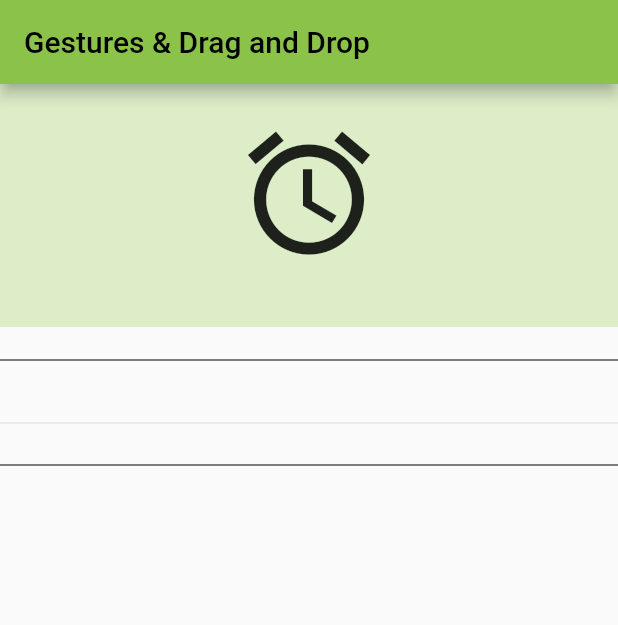
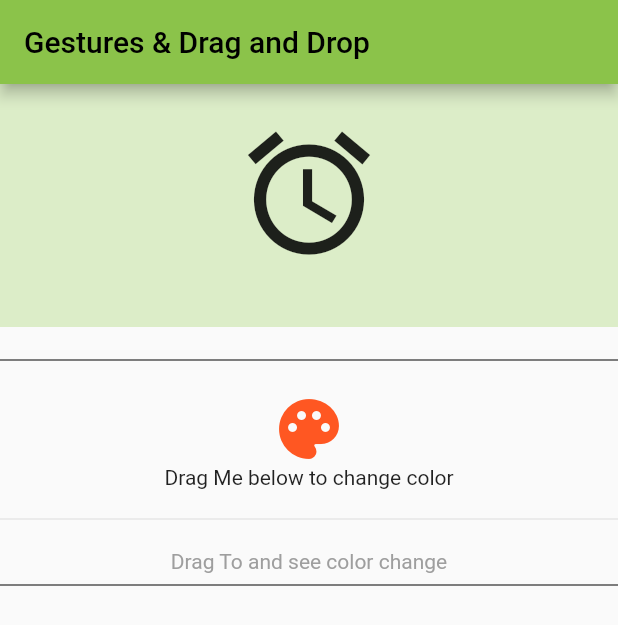
Before and after one commit to blessed-sibanda/beginning-flutter-ch11_gestures_drag_drop, a Flutter app: the screen it shows after launch, on a phone screen of 412 x 824 dp. Shown: the top 625 px of the screen. Run offline on Flutter 3.47's test engine with Material 2 defaults, Android fonts, the phone set to English and light mode, and no system bars.

Commit message:
drag and drop

```diff
--- a/lib/pages/home.dart
+++ b/lib/pages/home.dart
@@ -85,11 +85,37 @@ class _HomeState extends State<Home> {
     );
   }
 
-  Widget _buildDraggable() {
-    return Container();
+  Draggable<int> _buildDraggable() {
+    return Draggable(
+      child: Column(
+        children: const [
+          Icon(Icons.palette, color: Colors.deepOrange, size: 48.0),
+          Text('Drag Me below to change color'),
+        ],
+      ),
+      feedback: const Icon(Icons.brush, color: Colors.deepOrange, size: 80.0),
+      data: Colors.deepOrange.value,
+    );
   }
 
-  Widget _buildDragTarget() {
-    return Container();
+  DragTarget<int> _buildDragTarget() {
+    Color _paintedColor = Colors.grey;
+    return DragTarget(
+      builder: (BuildContext context, List<dynamic> acceptedData,
+              List<dynamic> rejectedData) =>
+          acceptedData.isEmpty
+              ? Text(
+                  'Drag To and see color change',
+                  style: TextStyle(color: _paintedColor),
+                )
+              : Text(
+                  'Painting Color: $acceptedData',
+                  style: TextStyle(
+                    color: Color(acceptedData[0]),
+                    fontWeight: FontWeight.bold,
+                  ),
+                ),
+      onAccept: (colorValue) => _paintedColor = Color(colorValue),
+    );
   }
 }
```
